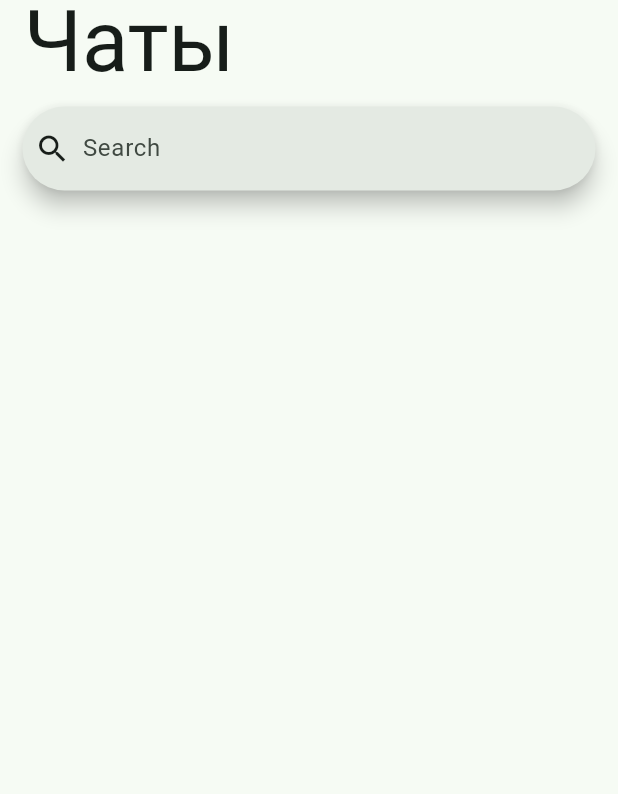
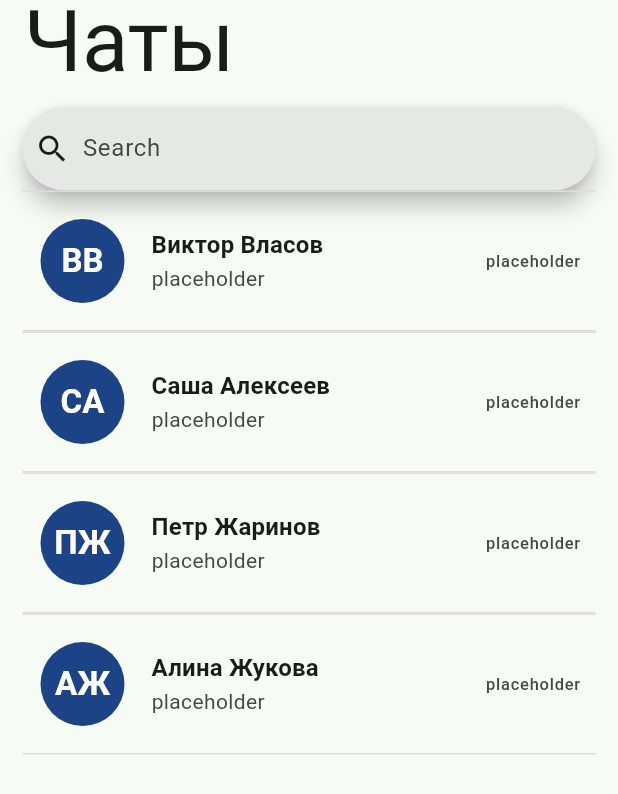
Before and after one commit to IsroilovA/messenger_test_task, a Flutter app: the screen it shows after launch, on a phone screen of 412 x 824 dp. Shown: the top 794 px of the screen. Run offline on Flutter 3.47's test engine with Material 3 defaults, Android fonts, the phone set to English and light mode, and no system bars; our stand-ins replace bloc, equatable, flutter_bloc, get_it.

Commit message:
repo implemented, not fully

```diff
--- a/lib/data/models/message.dart
+++ b/lib/data/models/message.dart
@@ -2,10 +2,19 @@ import 'package:uuid/uuid.dart';
 
 const uuid = Uuid();
 
-class Message{
+class Message {
   final String id;
-  final String text;
+  final String? text;
   final DateTime dateTime;
-  final String username;
-  Message(id, this.text, this.dateTime, this.username): id = id ?? uuid.v4();
+  final String senderUserId;
+  final String receiverUserId;
+  final String? filePath;
+  Message({
+    id,
+    this.text,
+    required this.dateTime,
+    required this.senderUserId,
+    required this.receiverUserId,
+    this.filePath,
+  }) : id = id ?? uuid.v4();
 }
--- a/lib/data/models/user.dart
+++ b/lib/data/models/user.dart
@@ -4,6 +4,7 @@ const uuid = Uuid();
 
 class User {
   final String id;
-  final String username;
-  User(id, this.username) : id = id ?? uuid.v4();
+  final String fullname;
+  final String? userImagePath;
+  User({id, required this.fullname, this.userImagePath}) : id = id ?? uuid.v4();
 }
--- /dev/null
+++ b/lib/home_screen/cubit/home_cubit.dart
@@ -0,0 +1,24 @@
+import 'package:bloc/bloc.dart';
+import 'package:messenger_test_task/data/models/user.dart';
+import 'package:equatable/equatable.dart';
+import 'package:messenger_test_task/service/messenger_repository.dart';
+
+part 'home_state.dart';
+
+class HomeCubit extends Cubit<HomeState> {
+  HomeCubit({required MessengerRepository messengerRepository})
+      : _messengerRepository = messengerRepository,
+        super(HomeInitial());
+
+  final MessengerRepository _messengerRepository;
+
+  Future<void> getUsers() async {
+    emit(HomeUsersLoading());
+    try {
+      final users = await _messengerRepository.getUsers();
+      emit(HomeUsersFetched(users));
+    } catch (e) {
+      emit(HomeError(e.toString()));
+    }
+  }
+}
--- /dev/null
+++ b/lib/home_screen/cubit/home_state.dart
@@ -0,0 +1,22 @@
+part of 'home_cubit.dart';
+
+sealed class HomeState extends Equatable {
+  const HomeState();
+
+  @override
+  List<Object> get props => [];
+}
+
+final class HomeInitial extends HomeState {}
+
+final class HomeError extends HomeState {
+  final String message;
+  const HomeError(this.message);
+}
+
+final class HomeUsersFetched extends HomeState {
+  final List<User> users;
+  const HomeUsersFetched(this.users);
+}
+
+final class HomeUsersLoading extends HomeState {}
--- a/lib/home_screen/home_screen.dart
+++ b/lib/home_screen/home_screen.dart
@@ -2,10 +2,20 @@ import 'dart:io';
 
 import 'package:flutter/cupertino.dart';
 import 'package:flutter/material.dart';
+import 'package:flutter_bloc/flutter_bloc.dart';
+import 'package:messenger_test_task/home_screen/cubit/home_cubit.dart';
+import 'package:messenger_test_task/home_screen/widgets/user_chat.dart';
+import 'package:messenger_test_task/service/locator.dart';
+import 'package:messenger_test_task/service/messenger_repository.dart';
 
-class HomeScreen extends StatelessWidget {
+class HomeScreen extends StatefulWidget {
   const HomeScreen({super.key});
 
+  @override
+  State<HomeScreen> createState() => _HomeScreenState();
+}
+
+class _HomeScreenState extends State<HomeScreen> {
   @override
   Widget build(BuildContext context) {
     return Scaffold(
@@ -22,6 +32,7 @@ class HomeScreen extends StatelessWidget {
       body: Padding(
         padding: const EdgeInsets.all(15.0),
         child: Column(
+          mainAxisSize: MainAxisSize.min,
           children: [
             Platform.isIOS
                 ? CupertinoSearchTextField(
@@ -34,7 +45,54 @@ class HomeScreen extends StatelessWidget {
                     leading: const Icon(Icons.search),
                     onChanged: (value) {},
                   ),
-
+            BlocProvider(
+              create: (context) => HomeCubit(
+                messengerRepository: locator<MessengerRepository>(),
+              ),
+              child: BlocBuilder<HomeCubit, HomeState>(
+                builder: (context, state) {
+                  if (state is HomeInitial) {
+                    BlocProvider.of<HomeCubit>(context).getUsers();
+                    return const Center(
+                      child: CircularProgressIndicator.adaptive(),
+                    );
+                  } else if (state is HomeUsersLoading) {
+                    return const Center(
+                      child: CircularProgressIndicator.adaptive(),
+                    );
+                  } else if (state is HomeUsersFetched) {
+                    return Expanded(
+                      child: ListView.builder(
+                        itemCount: state.users.length,
+                        itemBuilder: (context, index) {
+                          return UserChat(
+                            user: state.users[index],
+                          );
+                        },
+                      ),
+                    );
+                  } else if (state is HomeError) {
+                    return Center(
+                      child: Text(
+                        state.message,
+                        style: Theme.of(context).textTheme.titleLarge!.copyWith(
+                              color: Theme.of(context).colorScheme.onSurface,
+                            ),
+                      ),
+                    );
+                  } else {
+                    return Center(
+                      child: Text(
+                        "something went wrong",
+                        style: Theme.of(context).textTheme.titleLarge!.copyWith(
+                              color: Theme.of(context).colorScheme.onSurface,
+                            ),
+                      ),
+                    );
+                  }
+                },
+              ),
+            )
           ],
         ),
       ),
--- a/lib/home_screen/widgets/dialog.dart
+++ /dev/null
@@ -1,10 +0,0 @@
-import 'package:flutter/material.dart';
-
-class Dialog extends StatelessWidget{
-  const Dialog({super.key});
-
-  @override
-  Widget build(BuildContext context) {
-    return ;
-  }
-}
--- /dev/null
+++ b/lib/home_screen/widgets/user_chat.dart
@@ -0,0 +1,48 @@
+import 'dart:io';
+
+import 'dart:math' as math;
+import 'package:flutter/material.dart';
+import 'package:messenger_test_task/data/models/user.dart';
+
+class UserChat extends StatelessWidget {
+  const UserChat({super.key, required this.user});
+
+  final User user;
+
+  @override
+  Widget build(BuildContext context) {
+    return Container(
+      padding: const EdgeInsets.all(10),
+      decoration: const BoxDecoration(
+        border: Border.symmetric(
+          horizontal: BorderSide(color: Color.fromARGB(255, 221, 221, 221)),
+        ),
+      ),
+      child: ListTile(
+        contentPadding: EdgeInsets.zero,
+        leading: CircleAvatar(
+          radius: 30,
+          //random color
+          backgroundColor:
+              Color((math.Random().nextDouble() * 0xFFFFFF).toInt())
+                  .withOpacity(1.0),
+          child: user.userImagePath == null
+              ? Text(
+                  "${user.fullname.split(' ').first[0]}${user.fullname.split(' ')[1][0]}",
+                  style: Theme.of(context).textTheme.titleLarge!.copyWith(
+                      color: Colors.white, fontWeight: FontWeight.bold),
+                )
+              : Image.file(File(user.userImagePath!)),
+        ),
+        title: Text(
+          user.fullname,
+          style: Theme.of(context).textTheme.titleMedium!.copyWith(
+              color: Theme.of(context).colorScheme.onSurface,
+              fontWeight: FontWeight.w600),
+        ),
+        subtitle: const Text('placeholder'),
+        trailing: const Text('placeholder'),
+      ),
+    );
+  }
+}
--- a/lib/main.dart
+++ b/lib/main.dart
@@ -1,5 +1,6 @@
 import 'package:flutter/material.dart';
 import 'package:messenger_test_task/home_screen/home_screen.dart';
+import 'package:messenger_test_task/service/locator.dart';
 
 // Theme for the light mode
 final lightTheme = ThemeData(
@@ -31,13 +32,13 @@ class GoogleFonts {
 
 void main() async {
   WidgetsFlutterBinding.ensureInitialized();
+  await initialiseLocator();
   runApp(const App());
 }
 
 // Root widget of the application
 class App extends StatelessWidget {
   const App({super.key});
-
   @override
   Widget build(BuildContext context) {
     return MaterialApp(
--- /dev/null
+++ b/lib/service/locator.dart
@@ -0,0 +1,8 @@
+import 'package:get_it/get_it.dart';
+import 'package:messenger_test_task/service/messenger_repository.dart';
+
+final GetIt locator = GetIt.instance;
+
+Future<void> initialiseLocator() async {
+  locator.registerSingleton(MessengerRepository());
+}
--- a/lib/service/messenger_repository.dart
+++ b/lib/service/messenger_repository.dart
@@ -1,3 +1,25 @@
-class MessengerRepository{
+import 'package:messenger_test_task/data/models/message.dart';
+import 'package:messenger_test_task/data/models/user.dart';
 
+class MessengerRepository {
+  List<User> users = [
+    User(fullname: 'Виктор Власов'),
+    User(fullname: 'Саша Алексеев'),
+    User(fullname: "Петр Жаринов"),
+    User(fullname: 'Алина Жукова'),
+  ];
+
+  final loggedUser = User(fullname: "Алишер Исроилов");
+
+  List<Message> messages = [];
+
+  List<User> getUsers() {
+    return users;
+  }
+
+  User getLoggedUser() => loggedUser;
+
+  void addMessage(Message message) {
+    messages.add(message);
+  }
 }
--- a/pubspec.yaml
+++ b/pubspec.yaml
@@ -40,6 +40,8 @@ dependencies:
   bloc: ^8.1.4
   flutter_bloc: ^8.1.5
   uuid: ^4.4.0
+  equatable: ^2.0.5
+  get_it: ^7.7.0
 
 dev_dependencies:
   flutter_test:
```
Also changed, not shown: pubspec.lock.
